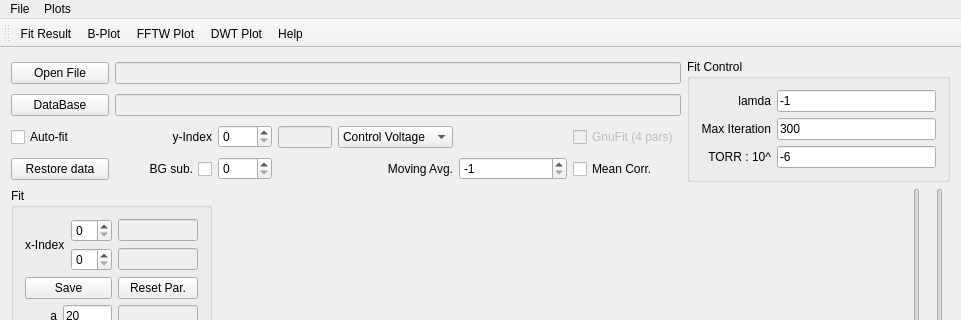
First picture: the form in Analysis_UI/mainwindow.ui, repository goluckyryan/nonLinearFit, before the edit; both pictures show x 0 to 961 and y 0 to 320 of the 961 by 717 pixel window.
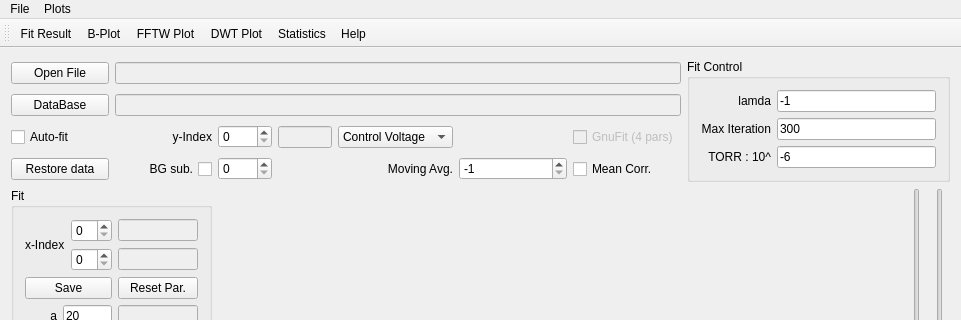
Second picture: the form after the edit. Custom widgets are drawn as their Qt base class.

Commit message: add statistics; improved parameters guess. some bugs fix.

Patch:
```diff
--- a/Analysis_UI/mainwindow.ui
+++ b/Analysis_UI/mainwindow.ui
@@ -709,6 +709,7 @@
    <addaction name="actionB_Plot"/>
    <addaction name="actionFFTW_Plot"/>
    <addaction name="actionDWT_Plot"/>
+   <addaction name="actionStatistics"/>
    <addaction name="actionHelp"/>
   </widget>
   <widget class="QStatusBar" name="statusBar"/>
@@ -791,6 +792,11 @@
     <string>Help</string>
    </property>
   </action>
+  <action name="actionStatistics">
+   <property name="text">
+    <string>Statistics</string>
+   </property>
+  </action>
  </widget>
  <layoutdefault spacing="6" margin="11"/>
  <customwidgets>
```
The commit also changes 4 other files.
